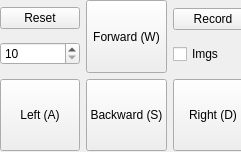
dij0s/AdGA, file DataCollector.ui: the form before one commit.
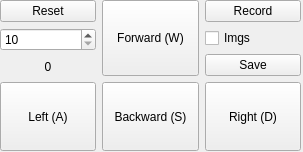
The form after the commit.

Commit message: Finished data collection pipeline + Added margin displacement for car obstacle collision + sample data_reader.py

Patch:
```diff
--- a/DataCollector.ui
+++ b/DataCollector.ui
@@ -6,7 +6,7 @@
    <rect>
     <x>0</x>
     <y>0</y>
-    <width>241</width>
+    <width>303</width>
     <height>152</height>
    </rect>
   </property>
@@ -18,7 +18,7 @@
     <rect>
      <x>0</x>
      <y>0</y>
-     <width>253</width>
+     <width>301</width>
      <height>151</height>
     </rect>
    </property>
@@ -98,6 +98,13 @@
         </item>
        </layout>
       </item>
+      <item>
+       <widget class="QPushButton" name="saveRecordButton">
+        <property name="text">
+         <string>Save</string>
+        </property>
+       </widget>
+      </item>
      </layout>
     </item>
     <item row="0" column="0">
@@ -116,6 +123,16 @@
         </property>
        </widget>
       </item>
+      <item>
+       <widget class="QLabel" name="nbrSnapshotSaved">
+        <property name="text">
+         <string>0</string>
+        </property>
+        <property name="alignment">
+         <set>Qt::AlignCenter</set>
+        </property>
+       </widget>
+      </item>
      </layout>
     </item>
    </layout>
```
The commit also changes 5 other files.
